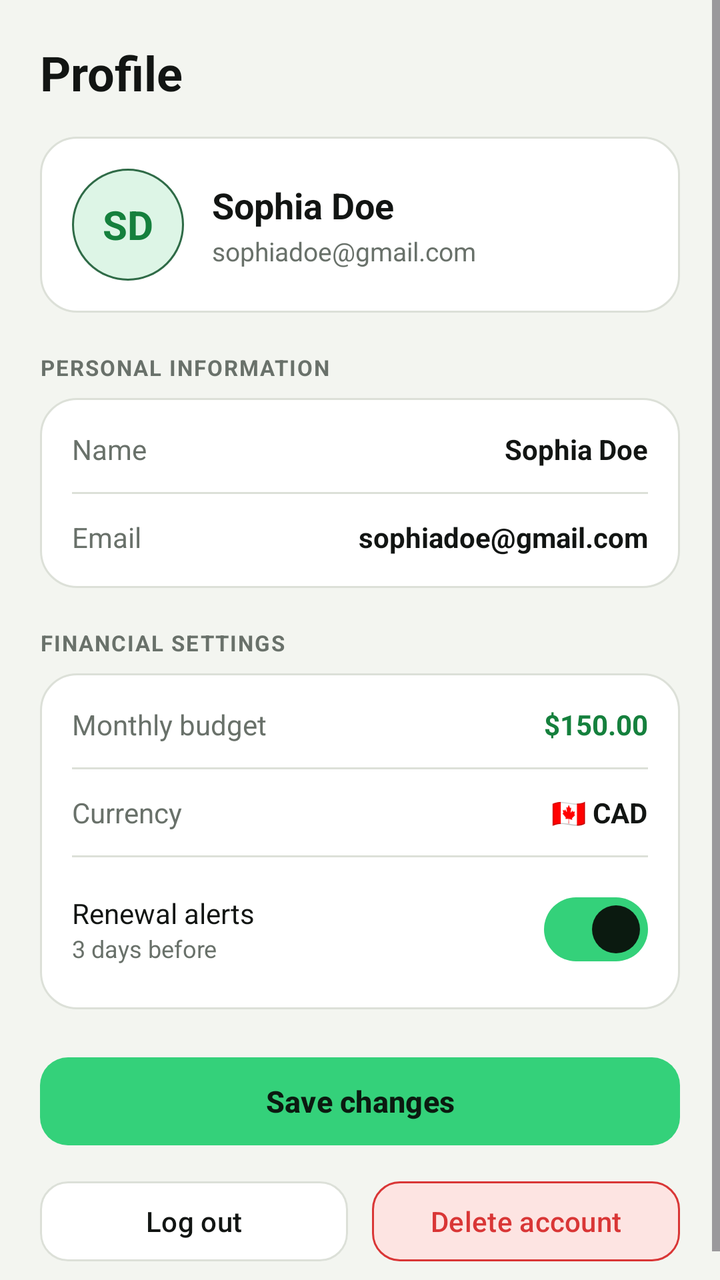
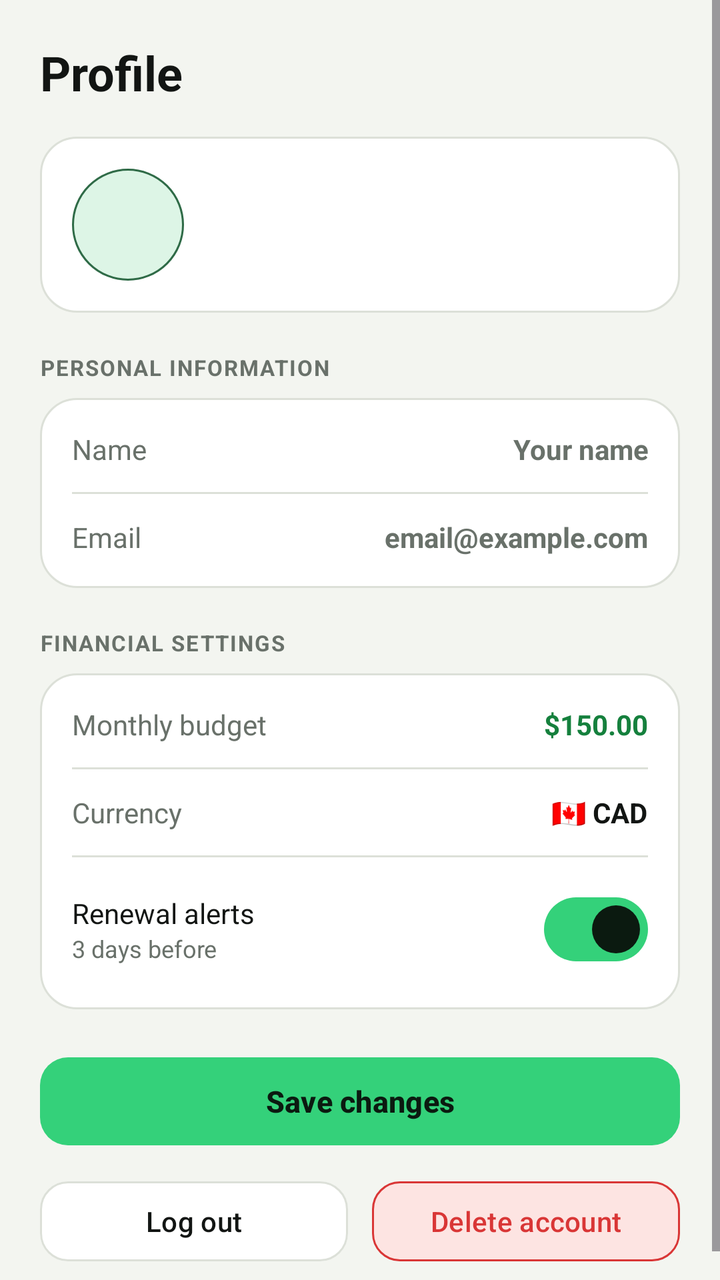

Before-and-after screenshots of an Android layout around one commit, followed by the original layout XML and the change that was made.
<!-- AndroidManifest.xml: application theme Theme.SubGuard -->
<!-- res/layout/fragment_profile.xml -->
<?xml version="1.0" encoding="utf-8"?>
<ScrollView xmlns:android="http://schemas.android.com/apk/res/android"
    xmlns:app="http://schemas.android.com/apk/res-auto"
    android:layout_width="match_parent"
    android:layout_height="match_parent"
    android:background="@color/app_background"
    android:fillViewport="true">

    <LinearLayout
        android:layout_width="match_parent"
        android:layout_height="wrap_content"
        android:orientation="vertical"
        android:padding="20dp">

        
        <TextView
            android:layout_width="match_parent"
            android:layout_height="wrap_content"
            android:text="Profile"
            android:textColor="@color/text_primary"
            android:textSize="24sp"
            android:textStyle="bold" />

        
        <LinearLayout
            android:layout_width="match_parent"
            android:layout_height="wrap_content"
            android:layout_marginTop="16dp"
            android:background="@drawable/bg_card_rounded"
            android:gravity="center_vertical"
            android:orientation="horizontal"
            android:padding="16dp">

            <TextView
                android:id="@+id/tv_profile_initials"
                android:layout_width="56dp"
                android:layout_height="56dp"
                android:background="@drawable/bg_circle_green"
                android:gravity="center"
                android:text="SD"
                android:textColor="@color/accent_green_text"
                android:textSize="20sp"
                android:textStyle="bold" />

            <LinearLayout
                android:layout_width="0dp"
                android:layout_height="wrap_content"
                android:layout_marginStart="14dp"
                android:layout_weight="1"
                android:orientation="vertical">

                <TextView
                    android:id="@+id/tv_profile_name"
                    android:layout_width="wrap_content"
                    android:layout_height="wrap_content"
                    android:text="Sophia Doe"
                    android:textColor="@color/text_primary"
                    android:textSize="18sp"
                    android:textStyle="bold" />

                <TextView
                    android:id="@+id/tv_profile_email"
                    android:layout_width="wrap_content"
                    android:layout_height="wrap_content"
                    android:layout_marginTop="2dp"
                    android:text="sophiadoe@gmail.com"
                    android:textColor="@color/text_secondary"
                    android:textSize="13sp" />
            </LinearLayout>
        </LinearLayout>

        
        <TextView
            android:layout_width="match_parent"
            android:layout_height="wrap_content"
            android:layout_marginTop="20dp"
            android:letterSpacing="0.06"
            android:text="PERSONAL INFORMATION"
            android:textColor="@color/text_secondary"
            android:textSize="11sp"
            android:textStyle="bold" />

        <LinearLayout
            android:layout_width="match_parent"
            android:layout_height="wrap_content"
            android:layout_marginTop="8dp"
            android:background="@drawable/bg_card_rounded"
            android:orientation="vertical"
            android:padding="16dp">

            <LinearLayout
                android:layout_width="match_parent"
                android:layout_height="wrap_content"
                android:gravity="center_vertical"
                android:orientation="horizontal">

                <TextView
                    android:layout_width="0dp"
                    android:layout_height="wrap_content"
                    android:layout_weight="1"
                    android:text="Name"
                    android:textColor="@color/text_secondary"
                    android:textSize="14sp" />

                <EditText
                    android:id="@+id/et_profile_name"
                    android:layout_width="wrap_content"
                    android:layout_height="wrap_content"
                    android:background="@null"
                    android:gravity="end"
                    android:importantForAutofill="no"
                    android:inputType="textPersonName"
                    android:minWidth="120dp"
                    android:text="Sophia Doe"
                    android:textColor="@color/text_primary"
                    android:textSize="14sp"
                    android:textStyle="bold" />
            </LinearLayout>

            <View
                android:layout_width="match_parent"
                android:layout_height="1dp"
                android:layout_marginVertical="12dp"
                android:background="@color/card_border" />

            <LinearLayout
                android:layout_width="match_parent"
                android:layout_height="wrap_content"
                android:gravity="center_vertical"
                android:orientation="horizontal">

                <TextView
                    android:layout_width="0dp"
                    android:layout_height="wrap_content"
                    android:layout_weight="1"
                    android:text="Email"
                    android:textColor="@color/text_secondary"
                    android:textSize="14sp" />

                <EditText
                    android:id="@+id/et_profile_email"
                    android:layout_width="wrap_content"
                    android:layout_height="wrap_content"
                    android:background="@null"
                    android:gravity="end"
                    android:importantForAutofill="no"
                    android:inputType="textEmailAddress"
                    android:minWidth="140dp"
                    android:text="sophiadoe@gmail.com"
                    android:textColor="@color/text_primary"
                    android:textSize="14sp"
                    android:textStyle="bold" />
            </LinearLayout>
        </LinearLayout>

        
        <TextView
            android:layout_width="match_parent"
            android:layout_height="wrap_content"
            android:layout_marginTop="20dp"
            android:letterSpacing="0.06"
            android:text="FINANCIAL SETTINGS"
            android:textColor="@color/text_secondary"
            android:textSize="11sp"
            android:textStyle="bold" />

        <LinearLayout
            android:layout_width="match_parent"
            android:layout_height="wrap_content"
            android:layout_marginTop="8dp"
            android:background="@drawable/bg_card_rounded"
            android:orientation="vertical"
            android:padding="16dp">

            <LinearLayout
                android:layout_width="match_parent"
                android:layout_height="wrap_content"
                android:gravity="center_vertical"
                android:orientation="horizontal">

                <TextView
                    android:layout_width="0dp"
                    android:layout_height="wrap_content"
                    android:layout_weight="1"
                    android:text="Monthly budget"
                    android:textColor="@color/text_secondary"
                    android:textSize="14sp" />

                <EditText
                    android:id="@+id/et_monthly_budget"
                    android:layout_width="wrap_content"
                    android:layout_height="wrap_content"
                    android:background="@null"
                    android:gravity="end"
                    android:importantForAutofill="no"
                    android:inputType="numberDecimal"
                    android:minWidth="80dp"
                    android:text="$150.00"
                    android:textColor="@color/accent_green_text"
                    android:textSize="14sp"
                    android:textStyle="bold" />
            </LinearLayout>

            <View
                android:layout_width="match_parent"
                android:layout_height="1dp"
                android:layout_marginVertical="12dp"
                android:background="@color/card_border" />

            <LinearLayout
                android:layout_width="match_parent"
                android:layout_height="wrap_content"
                android:gravity="center_vertical"
                android:orientation="horizontal">

                <TextView
                    android:layout_width="0dp"
                    android:layout_height="wrap_content"
                    android:layout_weight="1"
                    android:text="Currency"
                    android:textColor="@color/text_secondary"
                    android:textSize="14sp" />

                <TextView
                    android:id="@+id/tv_currency"
                    android:layout_width="wrap_content"
                    android:layout_height="wrap_content"
                    android:text="🇨🇦 CAD"
                    android:textColor="@color/text_primary"
                    android:textSize="14sp"
                    android:textStyle="bold" />
            </LinearLayout>

            <View
                android:layout_width="match_parent"
                android:layout_height="1dp"
                android:layout_marginVertical="12dp"
                android:background="@color/card_border" />

            <LinearLayout
                android:layout_width="match_parent"
                android:layout_height="wrap_content"
                android:gravity="center_vertical"
                android:orientation="horizontal">

                <LinearLayout
                    android:layout_width="0dp"
                    android:layout_height="wrap_content"
                    android:layout_weight="1"
                    android:orientation="vertical">

                    <TextView
                        android:layout_width="wrap_content"
                        android:layout_height="wrap_content"
                        android:text="Renewal alerts"
                        android:textColor="@color/text_primary"
                        android:textSize="14sp" />

                    <TextView
                        android:layout_width="wrap_content"
                        android:layout_height="wrap_content"
                        android:text="3 days before"
                        android:textColor="@color/text_secondary"
                        android:textSize="12sp" />
                </LinearLayout>

                <com.google.android.material.materialswitch.MaterialSwitch
                    android:id="@+id/switch_renewal_alerts"
                    android:layout_width="wrap_content"
                    android:layout_height="wrap_content"
                    android:checked="true" />
            </LinearLayout>
        </LinearLayout>

        
        <com.google.android.material.button.MaterialButton
            android:id="@+id/btn_save_changes"
            android:layout_width="match_parent"
            android:layout_height="52dp"
            android:layout_marginTop="20dp"
            android:text="Save changes"
            android:textAllCaps="false"
            android:textColor="@color/button_on_green"
            android:textSize="15sp"
            android:textStyle="bold"
            app:backgroundTint="@color/primary_green"
            app:cornerRadius="14dp" />

        
        <LinearLayout
            android:layout_width="match_parent"
            android:layout_height="wrap_content"
            android:layout_marginTop="10dp"
            android:orientation="horizontal">

            <com.google.android.material.button.MaterialButton
                android:id="@+id/btn_exit_demo"
                style="@style/Widget.Material3.Button.OutlinedButton"
                android:layout_width="0dp"
                android:layout_height="48dp"
                android:layout_marginEnd="6dp"
                android:layout_weight="1"
                android:text="Log out"
                android:textAllCaps="false"
                android:textColor="@color/text_primary"
                android:textSize="14sp"
                app:backgroundTint="@color/card_background"
                app:cornerRadius="14dp"
                app:strokeColor="@color/card_border" />

            <com.google.android.material.button.MaterialButton
                android:id="@+id/btn_delete_account"
                style="@style/Widget.Material3.Button.OutlinedButton"
                android:layout_width="0dp"
                android:layout_height="48dp"
                android:layout_marginStart="6dp"
                android:layout_weight="1"
                android:text="Delete account"
                android:textAllCaps="false"
                android:textColor="@color/danger_red"
                android:textSize="14sp"
                app:backgroundTint="@color/danger_surface"
                app:cornerRadius="14dp"
                app:strokeColor="@color/danger_red" />
        </LinearLayout>

    </LinearLayout>
</ScrollView>
<!-- resources referenced by this layout -->
<resources>
  <color name="accent_green_text">#15803D</color>
  <color name="app_background">#F3F5F0</color>
  <color name="button_on_green">#0B1A10</color>
  <color name="card_background">#FFFFFF</color>
  <color name="card_border">#DCE0D8</color>
  <color name="danger_red">#D93636</color>
  <color name="danger_surface">#FDE4E2</color>
  <color name="primary_green">#34D17A</color>
  <color name="text_primary">#121513</color>
  <color name="text_secondary">#69716A</color>
  <!-- drawable bg_card_rounded (drawable) -->
  <?xml version="1.0" encoding="utf-8"?>
  <shape xmlns:android="http://schemas.android.com/apk/res/android"
      android:shape="rectangle">
      <solid android:color="@color/card_background" />
      <corners android:radius="18dp" />
      <stroke
          android:width="1dp"
          android:color="@color/card_border" />
  </shape>
  <!-- drawable bg_circle_green (drawable) -->
  <?xml version="1.0" encoding="utf-8"?>
  <shape xmlns:android="http://schemas.android.com/apk/res/android"
      android:shape="oval">
      <solid android:color="@color/green_surface" />
      <stroke
          android:width="1dp"
          android:color="@color/green_border" />
  </shape>
  <style name="Theme.SubGuard" parent="Base.Theme.SubGuard" />
  <color name="green_surface">#DDF5E6</color>
  <color name="green_border">#2F6B47</color>
  <style name="Base.Theme.SubGuard" parent="Theme.Material3.DayNight.NoActionBar">
          <item name="colorPrimary">@color/primary_green</item>
          <item name="colorOnPrimary">@color/button_on_green</item>
          <item name="android:statusBarColor">@color/app_background</item>
          <item name="android:navigationBarColor">@color/card_background</item>
          <item name="android:windowBackground">@color/app_background</item>
      </style>
</resources>

<!-- the commit's change to res/layout/fragment_profile.xml (unified diff, before → after) -->
@@ -37,7 +37,6 @@
                 android:layout_height="56dp"
                 android:background="@drawable/bg_circle_green"
                 android:gravity="center"
-                android:text="SD"
                 android:textColor="@color/accent_green_text"
                 android:textSize="20sp"
                 android:textStyle="bold" />
@@ -53,7 +52,6 @@
                     android:id="@+id/tv_profile_name"
                     android:layout_width="wrap_content"
                     android:layout_height="wrap_content"
-                    android:text="Sophia Doe"
                     android:textColor="@color/text_primary"
                     android:textSize="18sp"
                     android:textStyle="bold" />
@@ -63,7 +61,6 @@
                     android:layout_width="wrap_content"
                     android:layout_height="wrap_content"
                     android:layout_marginTop="2dp"
-                    android:text="sophiadoe@gmail.com"
                     android:textColor="@color/text_secondary"
                     android:textSize="13sp" />
             </LinearLayout>
@@ -108,11 +105,12 @@
                     android:layout_height="wrap_content"
                     android:background="@null"
                     android:gravity="end"
+                    android:hint="Your name"
                     android:importantForAutofill="no"
                     android:inputType="textPersonName"
                     android:minWidth="120dp"
-                    android:text="Sophia Doe"
                     android:textColor="@color/text_primary"
+                    android:textColorHint="@color/text_secondary"
                     android:textSize="14sp"
                     android:textStyle="bold" />
             </LinearLayout>
@@ -143,11 +141,12 @@
                     android:layout_height="wrap_content"
                     android:background="@null"
                     android:gravity="end"
+                    android:hint="email@example.com"
                     android:importantForAutofill="no"
                     android:inputType="textEmailAddress"
                     android:minWidth="140dp"
-                    android:text="sophiadoe@gmail.com"
                     android:textColor="@color/text_primary"
+                    android:textColorHint="@color/text_secondary"
                     android:textSize="14sp"
                     android:textStyle="bold" />
             </LinearLayout>
